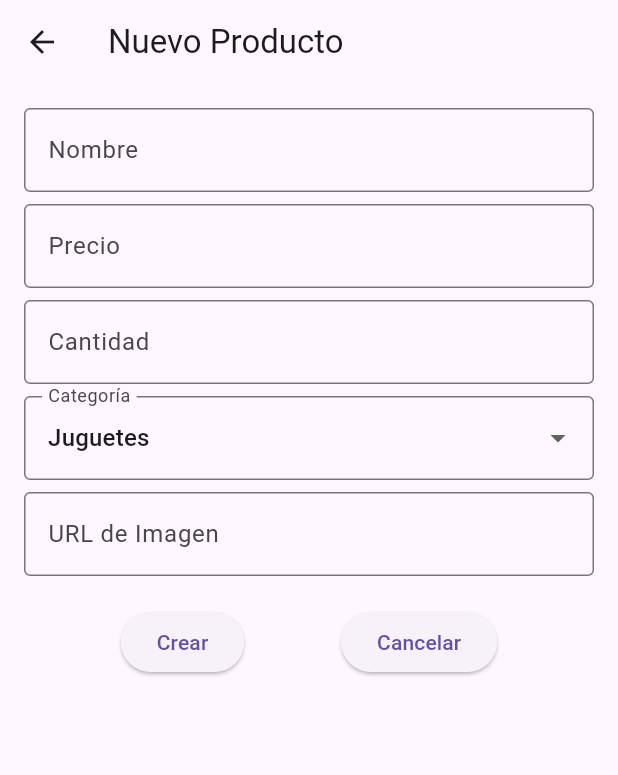
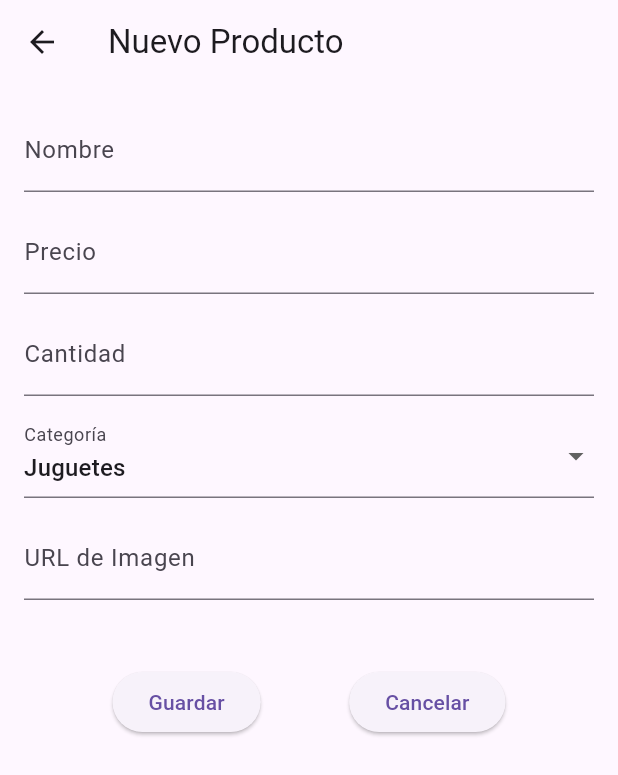
Before and after one commit to AlejandraMABM/tienda_alejandra, a Flutter app: the ProductoFormPage screen opened directly, on a phone screen of 412 x 824 dp. Shown: the top 775 px of the screen. Run offline on Flutter 3.47's test engine with Material 3 defaults, Android fonts, the phone set to English and light mode, and no system bars; our stand-ins replace csv.

Commit message:
Ahora si me graba bien los datos e intenta ponerme la imagen solo q no se despliega la info, tal ves por el tamaño de la imagen representada en la pantalla

```diff
--- a/lib/tienda_alejandra.dart
+++ b/lib/tienda_alejandra.dart
@@ -1,31 +1,41 @@
 import 'package:flutter/material.dart';
 import 'package:path_provider/path_provider.dart';
-import 'package:tienda_alejandra/menu_principal.dart';
+import 'dart:io';
 import 'models/producto.dart';
 import 'services/producto_service.dart';
 
-final productoService = ProductoService();
+late ProductoService productoService;
 
 Future<void> main() async {
   WidgetsFlutterBinding.ensureInitialized();
   final dir = await getApplicationDocumentsDirectory();
-  productoService.initWithPath('${dir.path}/productos.csv');
+  final path = '${dir.path}/productos.csv';
+  productoService = ProductoService();
+  productoService.initWithPath(path);
   await productoService.cargarProductos();
+
   runApp(const MyApp());
 }
 
 class MyApp extends StatelessWidget {
   const MyApp({super.key});
+
   @override
-  Widget build(context) => MaterialApp(
-        title: 'Gestión Productos',
-        theme: ThemeData(primarySwatch: Colors.blue),
+  Widget build(BuildContext context) {
+    return MaterialApp(
+      title: 'Gestor de Productos',
+      theme: ThemeData(
+        colorScheme: ColorScheme.fromSeed(seedColor: Colors.blue),
+        useMaterial3: true,
+      ),
       home: const ProductoListPage(),
     );
+  }
 }
 
 class ProductoListPage extends StatefulWidget {
   const ProductoListPage({super.key});
+
   @override
   State<ProductoListPage> createState() => _ProductoListPageState();
 }
@@ -78,45 +88,38 @@ class _ProductoListPageState extends State<ProductoListPage> {
   }
 
   @override
-  Widget build(context) => Scaffold(
+  Widget build(BuildContext context) {
+    return Scaffold(
       appBar: AppBar(
-          title: const Text('Productos de Colección'),
+        title: const Text('Productos'),
         actions: [
-            IconButton(
-              icon: const Icon(Icons.analytics),
-              onPressed: () => Navigator.push(
-                context,
-                MaterialPageRoute(builder: (_) => const InventarioPage()),
-              ),
-            ),
           IconButton(icon: const Icon(Icons.refresh), onPressed: _refresh),
         ],
       ),
       body: productos.isEmpty
-            ? const Center(
-                child: Text('No hay productos'),
-              )
+          ? const Center(child: Text('No hay productos'))
           : ListView.builder(
               itemCount: productos.length,
-                itemBuilder: (_, i) {
-                  final p = productos[i];
-                  return ListTile(
+              itemBuilder: (context, index) {
+                final p = productos[index];
+                return Card(
+                  margin: const EdgeInsets.symmetric(horizontal: 8, vertical: 4),
+                  child: ListTile(
+                    contentPadding: const EdgeInsets.all(12),
                     leading: (p.imagenUrl != null && p.imagenUrl!.isNotEmpty)
                         ? ClipRRect(
                             borderRadius: BorderRadius.circular(6),
                             child: Image.network(
                               p.imagenUrl!,
-                              width: 60,
-                              height: 60,
+                              width: 100,
+                              height: 100,
                               fit: BoxFit.cover,
-                              errorBuilder: (_, __, ___) => const Icon(Icons.broken_image),
+                              errorBuilder: (_, __, ___) => const Icon(Icons.broken_image, size: 60),
                             ),
                           )
-                        : const Icon(Icons.image_not_supported, size: 40),
-                    title: Text(p.nombre),
-                    subtitle: Text(
-                      'Precio: \$${p.precio.toStringAsFixed(2)} • Cant.: ${p.cantidad} • Cat: ${p.categoria}',
-                    ),
+                        : const Icon(Icons.image_not_supported, size: 60),
+                    title: Text(p.nombre, style: const TextStyle(fontSize: 18, fontWeight: FontWeight.bold)),
+                    subtitle: Text('${p.categoria} - \$${p.precio.toStringAsFixed(2)} (x${p.cantidad})'),
                     trailing: Row(
                       mainAxisSize: MainAxisSize.min,
                       children: [
@@ -127,8 +130,9 @@ class _ProductoListPageState extends State<ProductoListPage> {
                         IconButton(
                           icon: const Icon(Icons.delete),
                           onPressed: () => _confirmDelete(p),
+                        )
+                      ],
                     ),
-                      ],
                   ),
                 );
               },
@@ -139,18 +143,19 @@ class _ProductoListPageState extends State<ProductoListPage> {
       ),
     );
   }
+}
 
 class ProductoFormPage extends StatefulWidget {
   final Producto? producto;
   const ProductoFormPage({super.key, this.producto});
+
   @override
   State<ProductoFormPage> createState() => _ProductoFormPageState();
 }
 
 class _ProductoFormPageState extends State<ProductoFormPage> {
-  final _formKey = GlobalKey<FormState>();
   late TextEditingController _n, _p, _c, _img;
-  String? _categoriaSeleccionada;
+  late String _categoriaSeleccionada;
 
   @override
   void initState() {
@@ -159,8 +164,8 @@ class _ProductoFormPageState extends State<ProductoFormPage> {
     _p = TextEditingController(text: widget.producto?.precio.toString() ?? '');
     _c = TextEditingController(text: widget.producto?.cantidad.toString() ?? '');
     _img = TextEditingController(text: widget.producto?.imagenUrl ?? '');
-    _categoriaSeleccionada =
-        widget.producto?.categoria ?? Producto.categoriasDisponibles.first;
+    _img.addListener(() => setState(() {}));
+    _categoriaSeleccionada = widget.producto?.categoria ?? Producto.categoriasDisponibles.first;
   }
 
   @override
@@ -172,102 +177,74 @@ class _ProductoFormPageState extends State<ProductoFormPage> {
     super.dispose();
   }
 
-  Future<void> _save() async {
+  final _formKey = GlobalKey<FormState>();
+
+  void _guardar() async {
     if (!_formKey.currentState!.validate()) return;
-    final imagen = _img.text.trim();
-    final prod = Producto(
-      id: widget.producto?.id ?? '',
+    final nuevo = Producto(
+      id: widget.producto?.id ?? UniqueKey().toString(),
       nombre: _n.text.trim(),
-      precio: double.parse(_p.text),
-      cantidad: int.parse(_c.text),
-      categoria: (_categoriaSeleccionada == null || _categoriaSeleccionada!.trim().isEmpty)
-          ? 'Otros'
-          : _categoriaSeleccionada!.trim(),
-      imagenUrl: imagen.isEmpty ? null : imagen,
+      precio: double.parse(_p.text.trim()),
+      cantidad: int.parse(_c.text.trim()),
+      categoria: _categoriaSeleccionada,
+      imagenUrl: _img.text.trim().isEmpty ? null : _img.text.trim(),
     );
-
     if (widget.producto == null) {
-      productoService.addProducto(prod);
+      productoService.addProducto(nuevo);
     } else {
-      productoService.updateProducto(prod);
+      productoService.updateProducto(nuevo);
     }
     await productoService.guardarProductos();
     if (mounted) Navigator.pop(context, true);
   }
 
-  void _cancel() {
+  void _cancelar() {
     Navigator.pop(context, false);
   }
 
   @override
-  Widget build(context) {
+  Widget build(BuildContext context) {
     final edit = widget.producto != null;
     return Scaffold(
       appBar: AppBar(title: Text(edit ? 'Editar Producto' : 'Nuevo Producto')),
       body: Padding(
-        padding: const EdgeInsets.all(16),
+        padding: const EdgeInsets.all(16.0),
         child: Form(
           key: _formKey,
           child: ListView(
             children: [
               TextFormField(
                 controller: _n,
-                decoration: const InputDecoration(
-                  labelText: 'Nombre',
-                  border: OutlineInputBorder(),
+                decoration: const InputDecoration(labelText: 'Nombre'),
+                validator: (v) => v!.trim().isEmpty ? 'Requerido' : null,
               ),
-                validator: (v) => v!.trim().isEmpty ? 'Campo Obligatorio' : null,
-              ),
-              const SizedBox(height: 8),
+              const SizedBox(height: 12),
               TextFormField(
                 controller: _p,
-                decoration: const InputDecoration(
-                  labelText: 'Precio',
-                  border: OutlineInputBorder(),
+                keyboardType: TextInputType.number,
+                decoration: const InputDecoration(labelText: 'Precio'),
+                validator: (v) => double.tryParse(v!.trim()) == null ? 'Número inválido' : null,
               ),
-                keyboardType: const TextInputType.numberWithOptions(decimal: true),
-                validator: (v) =>
-                    double.tryParse(v!) == null || double.parse(v) <= 0
-                        ? 'Dato Inválido'
-                        : null,
-              ),
-              const SizedBox(height: 8),
+              const SizedBox(height: 12),
               TextFormField(
                 controller: _c,
-                decoration: const InputDecoration(
-                  labelText: 'Cantidad',
-                  border: OutlineInputBorder(),
+                keyboardType: TextInputType.number,
+                decoration: const InputDecoration(labelText: 'Cantidad'),
+                validator: (v) => int.tryParse(v!.trim()) == null ? 'Número inválido' : null,
               ),
-                keyboardType: TextInputType.number,
-                validator: (v) => int.tryParse(v!) == null || int.parse(v) < 0
-                    ? 'Dato Inválido'
-                    : null,
-              ),
-              const SizedBox(height: 8),
+              const SizedBox(height: 12),
               DropdownButtonFormField<String>(
                 value: _categoriaSeleccionada,
-                decoration: const InputDecoration(
-                  labelText: 'Categoría',
-                  border: OutlineInputBorder(),
+                items: Producto.categoriasDisponibles
+                    .map((e) => DropdownMenuItem(value: e, child: Text(e)))
+                    .toList(),
+                onChanged: (v) => setState(() => _categoriaSeleccionada = v!),
+                decoration: const InputDecoration(labelText: 'Categoría'),
               ),
-                items: Producto.categoriasDisponibles.map((cat) {
-                  return DropdownMenuItem(value: cat, child: Text(cat));
-                }).toList(),
-                onChanged: (valor) {
-                  setState(() {
-                    _categoriaSeleccionada = valor;
-                  });
-                },
-                validator: (val) =>
-                    val == null || val.isEmpty ? 'Seleccione una categoría' : null,
-              ),
-              const SizedBox(height: 8),
+              const SizedBox(height: 12),
               TextFormField(
                 controller: _img,
-                decoration: const InputDecoration(
-                  labelText: 'URL de Imagen',
-                  border: OutlineInputBorder(),
-                ),
+                decoration: const InputDecoration(labelText: 'URL de Imagen'),
                 validator: (v) {
                   final val = v!.trim();
                   if (val.isEmpty) return null;
@@ -279,17 +256,29 @@ class _ProductoFormPageState extends State<ProductoFormPage> {
                 },
               ),
               const SizedBox(height: 20),
+              if (_img.text.trim().isNotEmpty)
+                Container(
+                  height: 300,
+                  alignment: Alignment.center,
+                  decoration: BoxDecoration(
+                    border: Border.all(color: Colors.grey.shade400),
+                    borderRadius: BorderRadius.circular(12),
+                  ),
+                  child: ClipRRect(
+                    borderRadius: BorderRadius.circular(12),
+                    child: Image.network(
+                      _img.text.trim(),
+                      fit: BoxFit.contain,
+                      errorBuilder: (_, __, ___) => const Icon(Icons.broken_image, size: 100),
+                    ),
+                  ),
+                ),
+              const SizedBox(height: 24),
               Row(
                 mainAxisAlignment: MainAxisAlignment.spaceEvenly,
                 children: [
-                  ElevatedButton(
-                    onPressed: _save,
-                    child: Text(edit ? 'Guardar' : 'Crear'),
-                  ),
-                  ElevatedButton(
-                    onPressed: _cancel,
-                    child: const Text('Cancelar'),
-                  ),
+                  ElevatedButton(onPressed: _guardar, child: const Text('Guardar')),
+                  ElevatedButton(onPressed: _cancelar, child: const Text('Cancelar')),
                 ],
               ),
             ],
@@ -299,55 +288,3 @@ class _ProductoFormPageState extends State<ProductoFormPage> {
     );
   }
 }
-
-class InventarioPage extends StatelessWidget {
-  const InventarioPage({super.key});
-
-  @override
-  Widget build(context) {
-    final uniques = productoService.getProductosUnicos();
-    final total = productoService.getValorTotalInventario();
-    final byCat = productoService.getProductosPorCategoria();
-    final low = productoService.getProductosBajoStock(10);
-
-    return Scaffold(
-      appBar: AppBar(title: const Text('Informe de Inventario')),
-      body: Padding(
-        padding: const EdgeInsets.all(16),
-        child: ListView(
-          children: [
-            const Text('Productos únicos:', style: TextStyle(fontWeight: FontWeight.bold)),
-            if (uniques.isEmpty)
-              const Text('Ninguno')
-            else
-              ...uniques.map((p) => Text('• ${p.nombre} (${p.categoria})')),
-            const SizedBox(height: 16),
-            Text(
-              'Valor total del inventario: \$${total.toStringAsFixed(2)}',
-              style: const TextStyle(fontWeight: FontWeight.bold),
-            ),
-            const SizedBox(height: 16),
-            const Text('Por categoría:', style: TextStyle(fontWeight: FontWeight.bold)),
-            if (byCat.isEmpty)
-              const Text('Nada')
-            else
-              ...byCat.entries.expand(
-                (e) => [
-                  Text(e.key, style: const TextStyle(fontWeight: FontWeight.bold)),
-                  ...e.value.map(
-                    (p) => Text('  • ${p.nombre} (Cant: ${p.cantidad})'),
-                  ),
-                ],
-              ),
-            const SizedBox(height: 16),
-            const Text('Stock bajo (<10):', style: TextStyle(fontWeight: FontWeight.bold)),
-            if (low.isEmpty)
-              const Text('Nada')
-            else
-              ...low.map((p) => Text('• ${p.nombre} (Cant: ${p.cantidad})')),
-          ],
-        ),
-      ),
-    );
-  }
-}
```
Lines whose indentation alone changed are shown as unchanged.
